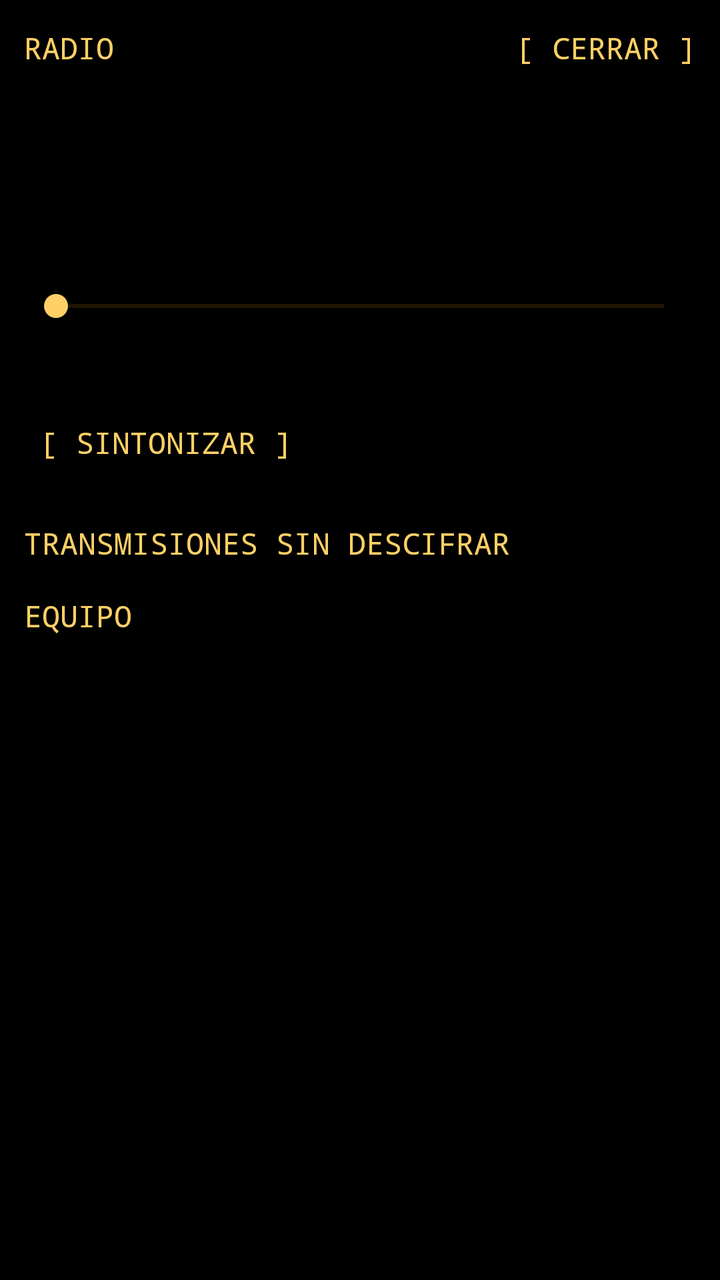
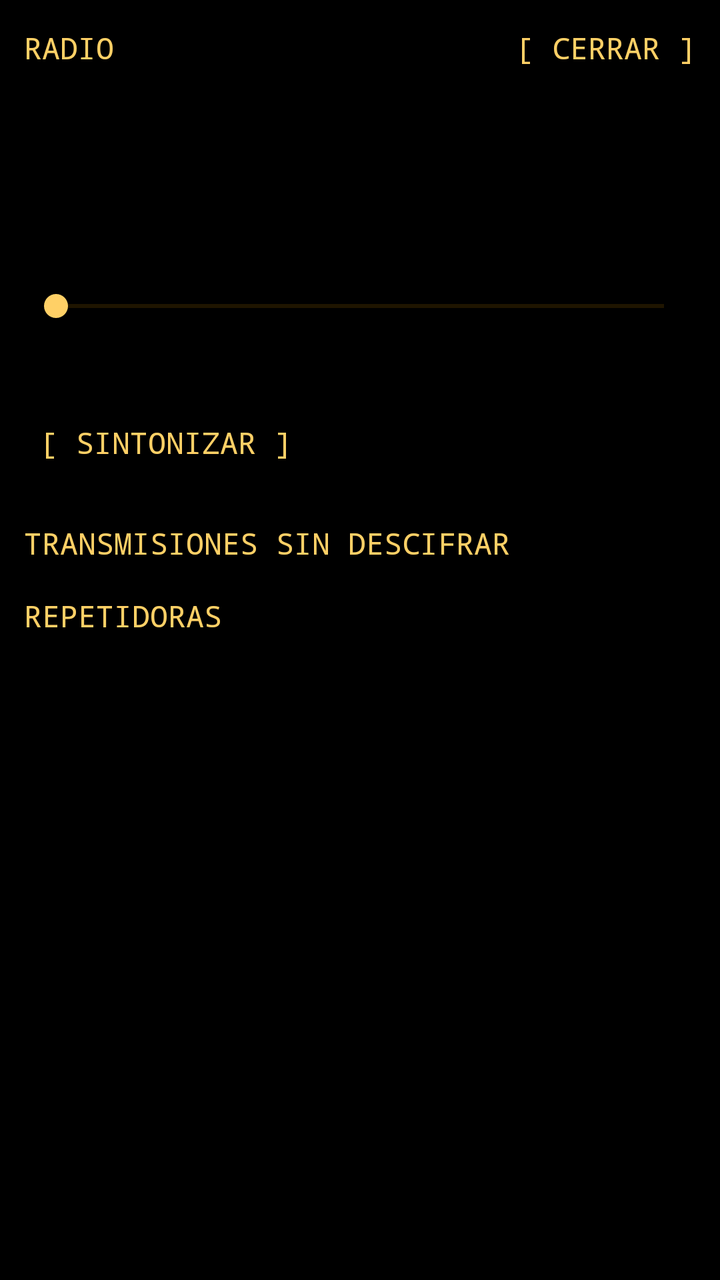

Two renders of the same Android screen: before a commit and after it. Below are the layout's source before the change and the commit's diff.
<!-- AndroidManifest.xml: application theme Theme.Estatica -->
<!-- res/layout/panel_radio.xml -->
<?xml version="1.0" encoding="utf-8"?>
<LinearLayout xmlns:android="http://schemas.android.com/apk/res/android"
    xmlns:tools="http://schemas.android.com/tools"
    android:layout_width="match_parent"
    android:layout_height="match_parent"
    android:background="@color/terminal_bg"
    android:clickable="true"
    tools:ignore="Overdraw"
    android:focusable="true"
    android:orientation="vertical">

    <LinearLayout
        android:layout_width="match_parent"
        android:layout_height="wrap_content"
        android:gravity="center_vertical"
        android:orientation="horizontal">

        <TextView
            style="@style/TerminalText.Bright"
            android:layout_width="0dp"
            android:layout_height="wrap_content"
            android:layout_marginStart="12dp"
            android:layout_weight="1"
            android:accessibilityHeading="true"
            tools:targetApi="28"
            android:text="@string/panel_radio_title" />

        <TextView
            android:id="@+id/close"
            style="@style/TerminalButton"
            android:layout_width="wrap_content"
            android:layout_height="wrap_content"
            android:layout_marginEnd="4dp"
            android:text="@string/panel_close" />
    </LinearLayout>

    <ScrollView
        android:layout_width="match_parent"
        android:layout_height="0dp"
        android:layout_weight="1"
        android:fillViewport="true">

        <LinearLayout
            android:layout_width="match_parent"
            android:layout_height="wrap_content"
            android:orientation="vertical"
            android:paddingHorizontal="12dp"
            android:paddingBottom="16dp">

            <HorizontalScrollView
                android:layout_width="match_parent"
                android:layout_height="wrap_content"
                android:scrollbars="none">

                <LinearLayout
                    android:id="@+id/bands"
                    android:layout_width="wrap_content"
                    android:layout_height="wrap_content"
                    android:orientation="horizontal" />
            </HorizontalScrollView>

            <TextView
                android:id="@+id/readout"
                style="@style/TerminalText.Bright"
                android:layout_width="match_parent"
                android:layout_height="wrap_content"
                android:layout_marginTop="12dp"
                android:accessibilityLiveRegion="polite"
                android:minLines="2" />

            <TextView
                android:id="@+id/meter"
                style="@style/TerminalText"
                android:layout_width="match_parent"
                android:layout_height="wrap_content" />

            <SeekBar
                android:id="@+id/dial"
                android:layout_width="match_parent"
                android:layout_height="48dp"
                android:layout_marginTop="8dp"
                android:contentDescription="@string/dial_description"
                android:progressBackgroundTint="@color/amber_hint"
                android:progressTint="@color/amber"
                android:thumbTint="@color/amber_bright" />

            <TextView
                android:id="@+id/frequency"
                style="@style/TerminalText.Dim"
                android:layout_width="match_parent"
                android:layout_height="wrap_content" />

            <TextView
                android:id="@+id/tune"
                style="@style/TerminalButton"
                android:layout_width="wrap_content"
                android:layout_height="wrap_content"
                android:text="@string/tune_button" />

            <TextView
                style="@style/TerminalText.Bright"
                android:layout_width="match_parent"
                android:layout_height="wrap_content"
                android:layout_marginTop="16dp"
                android:text="@string/transmissions_title" />

            <LinearLayout
                android:id="@+id/transmissions"
                android:layout_width="match_parent"
                android:layout_height="wrap_content"
                android:orientation="vertical" />

            <TextView
                style="@style/TerminalText.Bright"
                android:layout_width="match_parent"
                android:layout_height="wrap_content"
                android:layout_marginTop="16dp"
                android:text="@string/equipment_title" />

            <LinearLayout
                android:id="@+id/modules"
                android:layout_width="match_parent"
                android:layout_height="wrap_content"
                android:orientation="vertical" />

            <TextView
                android:id="@+id/relays"
                style="@style/TerminalText"
                android:layout_width="match_parent"
                android:layout_height="wrap_content"
                android:layout_marginTop="8dp" />

            <TextView
                android:id="@+id/buildRelay"
                style="@style/TerminalButton"
                android:layout_width="wrap_content"
                android:layout_height="wrap_content" />
        </LinearLayout>
    </ScrollView>
</LinearLayout>
<!-- resources referenced by this layout -->
<resources>
  <color name="amber">#FFB000</color>
  <color name="amber_bright">#FFD066</color>
  <color name="amber_hint">#664600</color>
  <color name="terminal_bg">#000000</color>
  <string name="dial_description">Dial de frecuencias</string>
  <string name="equipment_title">EQUIPO</string>
  <string name="panel_close">[ CERRAR ]</string>
  <string name="panel_radio_title">RADIO</string>
  <string name="transmissions_title">TRANSMISIONES SIN DESCIFRAR</string>
  <string name="tune_button">[ SINTONIZAR ]</string>
  <style name="TerminalButton" parent="TerminalText.Bright">
          <item name="android:background">@drawable/bg_terminal_button</item>
          <item name="android:minHeight">48dp</item>
          <item name="android:gravity">center_vertical</item>
          <item name="android:paddingStart">8dp</item>
          <item name="android:paddingEnd">8dp</item>
          <item name="android:clickable">true</item>
          <item name="android:focusable">true</item>
      </style>
  <style name="TerminalText">
          <item name="android:fontFamily">monospace</item>
          <item name="android:textSize">15sp</item>
          <item name="android:textColor">@color/amber</item>
          <item name="android:lineSpacingMultiplier">1.15</item>
      </style>
  <style name="TerminalText.Bright">
          <item name="android:textColor">@color/amber_bright</item>
      </style>
  <style name="TerminalText.Dim">
          <item name="android:textColor">@color/amber_dim</item>
      </style>
  <style name="Theme.Estatica" parent="android:Theme.Material.NoActionBar">
          <item name="android:windowBackground">@color/terminal_bg</item>
          <item name="android:statusBarColor">@color/terminal_bg</item>
          <item name="android:navigationBarColor">@color/terminal_bg</item>
          <item name="android:colorAccent">@color/amber</item>
          <item name="android:colorControlActivated">@color/amber</item>
          <item name="android:textColorHighlight">@color/amber_dim</item>
          <item name="android:textColorPrimary">@color/amber</item>
      </style>
  <!-- drawable bg_terminal_button (drawable) -->
  <?xml version="1.0" encoding="utf-8"?>
  <ripple xmlns:android="http://schemas.android.com/apk/res/android"
      android:color="@color/amber_hint">
      <item android:id="@android:id/mask">
          <color android:color="@color/amber" />
      </item>
  </ripple>
  <color name="amber_dim">#B37B00</color>
</resources>

<!-- the commit's change to res/layout/panel_radio.xml (unified diff, before → after) -->
@@ -115,13 +115,7 @@
                 android:layout_width="match_parent"
                 android:layout_height="wrap_content"
                 android:layout_marginTop="16dp"
-                android:text="@string/equipment_title" />
-
-            <LinearLayout
-                android:id="@+id/modules"
-                android:layout_width="match_parent"
-                android:layout_height="wrap_content"
-                android:orientation="vertical" />
+                android:text="@string/relays_title" />
 
             <TextView
                 android:id="@+id/relays"
@@ -129,12 +123,6 @@
                 android:layout_width="match_parent"
                 android:layout_height="wrap_content"
                 android:layout_marginTop="8dp" />
-
-            <TextView
-                android:id="@+id/buildRelay"
-                style="@style/TerminalButton"
-                android:layout_width="wrap_content"
-                android:layout_height="wrap_content" />
         </LinearLayout>
     </ScrollView>
 </LinearLayout>
<!-- resource entries referenced after the edit -->
@@ -5,9 +5,9 @@
   <color name="amber_hint">#664600</color>
   <color name="terminal_bg">#000000</color>
   <string name="dial_description">Dial de frecuencias</string>
-  <string name="equipment_title">EQUIPO</string>
   <string name="panel_close">[ CERRAR ]</string>
   <string name="panel_radio_title">RADIO</string>
+  <string name="relays_title">REPETIDORAS</string>
   <string name="transmissions_title">TRANSMISIONES SIN DESCIFRAR</string>
   <string name="tune_button">[ SINTONIZAR ]</string>
   <style name="TerminalButton" parent="TerminalText.Bright">
